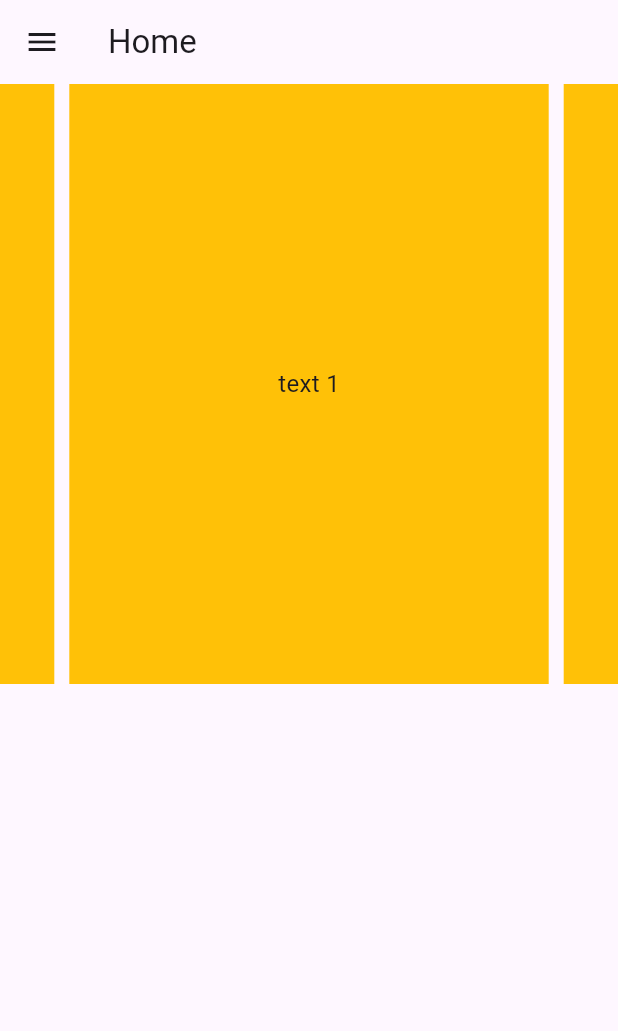
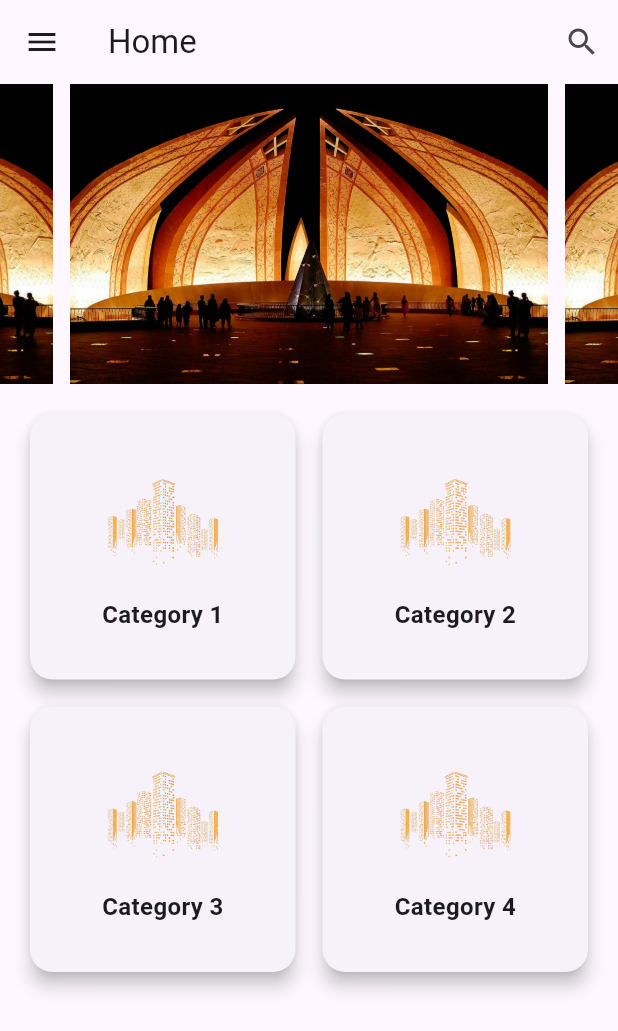
Before and after one commit to 22TalhaFaiz/CityGuide, a Flutter app: the screen it shows after launch, after a tap on "Continue as a Guest?", on a phone screen of 412 x 824 dp. Shown: the top 1031 px of the screen. Run offline on Flutter 3.47's test engine with Material 3 defaults, Android fonts, the phone set to English and light mode, and no system bars; drawn by our look-alikes of carousel_slider; network calls fail.

Commit message:
updates the code

```diff
--- a/work/lib/Home.dart
+++ b/work/lib/Home.dart
@@ -17,16 +17,19 @@ class _HomeState extends State<Home> {
     return Scaffold(
       appBar: AppBar(
         title: const Text('Home'),
+        actions: [
+          IconButton(onPressed: () {}, icon: const Icon(Icons.search)),
+        ],
       ),
       drawer: Drawer(
         child: Column(children: [
           UserAccountsDrawerHeader(
-            decoration: BoxDecoration(
+            decoration: const BoxDecoration(
                 gradient:
                     LinearGradient(colors: [Colors.orange, Colors.deepOrange])),
-            accountName: Text('Ibrahim'),
-            accountEmail: Text('ibo@gmail.com'),
-            currentAccountPicture: CircleAvatar(
+            accountName: const Text('Ibrahim'),
+            accountEmail: const Text('ibo@gmail.com'),
+            currentAccountPicture: const CircleAvatar(
               backgroundImage: NetworkImage(
                   'https://www.google.com/url?sa=i&url=https%3A%2F%2Fpngtree.com%2Ffreepng%2Fuser-profile-avatar_13369988.html&psig=AOvVaw1AIfT0EuW5eHQJygOuFA13&ust=1738389005155000&source=images&cd=vfe&opi=89978449&ved=0CBEQjRxqFwoTCJC2uuuhn4sDFQAAAAAdAAAAABAE'),
             ),
@@ -35,35 +38,37 @@ class _HomeState extends State<Home> {
             child: ListView(
               children: [
                 ListTile(
-                  leading: Icon(Icons.home),
-                  title: Text('Home'),
+                  leading: const Icon(Icons.home),
+                  title: const Text('Home'),
                   onTap: () {
                     Navigator.push(context,
-                        MaterialPageRoute(builder: (builder) => Home()));
+                        MaterialPageRoute(builder: (builder) => const Home()));
                   },
                 ),
                 ListTile(
-                  leading: Icon(Icons.person),
-                  title: Text('Login'),
+                  leading: const Icon(Icons.person),
+                  title: const Text('Login'),
                   onTap: () {
                     Navigator.push(context,
-                        MaterialPageRoute(builder: (builder) => login()));
+                        MaterialPageRoute(builder: (builder) => const login()));
                   },
                 ),
                 ListTile(
-                  leading: Icon(Icons.account_circle),
-                  title: Text('Signup'),
+                  leading: const Icon(Icons.account_circle),
+                  title: const Text('Signup'),
                   onTap: () {
-                    Navigator.push(context,
-                        MaterialPageRoute(builder: (builder) => signup()));
+                    Navigator.push(
+                        context,
+                        MaterialPageRoute(
+                            builder: (builder) => const signup()));
                   },
                 ),
                 ListTile(
-                  leading: Icon(Icons.login),
-                  title: Text('Logout'),
+                  leading: const Icon(Icons.login),
+                  title: const Text('Logout'),
                   onTap: () {
-                    Navigator.push(
-                        context, MaterialPageRoute(builder: (builder) => Lp()));
+                    Navigator.push(context,
+                        MaterialPageRoute(builder: (builder) => const Lp()));
                   },
                 ),
               ],
@@ -71,23 +76,24 @@ class _HomeState extends State<Home> {
           )
         ]),
       ),
-      // appBar:
-      //     AppBar(title: Text('Carousel Example')), // Add AppBar for better UI
-      body: CarouselSlider(
-        options: CarouselOptions(height: 400.0),
+      body: Column(
+        children: [
+          // CarouselSlider
+          CarouselSlider(
+            options: CarouselOptions(height: 200),
             items: [1, 2, 3, 4, 5].map((i) {
               return Builder(
                 builder: (BuildContext context) {
                   return Container(
                     width: MediaQuery.of(context).size.width,
-                margin: EdgeInsets.symmetric(horizontal: 5.0),
-                decoration: BoxDecoration(
-                  color: Colors.amber,
+                    margin: const EdgeInsets.symmetric(horizontal: 5.0),
+                    decoration: const BoxDecoration(
+                        // color: Colors.blueAccent, // Change the color here
                         ),
                     child: Center(
-                  child: Text(
-                    'text $i',
-                    style: TextStyle(fontSize: 16.0),
+                      child: Image.asset(
+                        'assets/images/islbg.jpg', // Replace with your images from assets
+                        fit: BoxFit.cover, // Adjust image scaling
                       ),
                     ),
                   );
@@ -95,6 +101,60 @@ class _HomeState extends State<Home> {
               );
             }).toList(),
           ),
+//Add Categories like Mountain and Sea and Malls nad Hospitals
+          // Categories Section
+          Padding(
+            padding: const EdgeInsets.all(16.0),
+            child: GridView.builder(
+              shrinkWrap: true, // Important for allowing scrolling in Column
+              physics:
+                  NeverScrollableScrollPhysics(), // Prevent nested scrolling
+              gridDelegate: const SliverGridDelegateWithFixedCrossAxisCount(
+                crossAxisCount: 2, // Number of columns
+                crossAxisSpacing: 10, // Horizontal space between cards
+                mainAxisSpacing: 10, // Vertical space between cards
+                childAspectRatio: 1.0, // Aspect ratio for each card
+              ),
+              itemCount: 4, // Number of categories
+              itemBuilder: (context, index) {
+                return Card(
+                  elevation: 5,
+                  shape: RoundedRectangleBorder(
+                    borderRadius: BorderRadius.circular(15),
+                  ),
+                  child: InkWell(
+                    onTap: () {
+                      // Handle category click (e.g., navigate to category page)
+                    },
+                    child: Column(
+                      mainAxisAlignment: MainAxisAlignment.center,
+                      crossAxisAlignment: CrossAxisAlignment.center,
+                      children: [
+                        // Category Image
+                        Image.asset(
+                          'assets/images/logoLP.png', // Replace with your category images
+                          height: 80,
+                          width: 80,
+                          fit: BoxFit.cover,
+                        ),
+                        const SizedBox(height: 10),
+                        // Category Name
+                        Text(
+                          'Category ${index + 1}', // Replace with category names
+                          style: const TextStyle(
+                            fontSize: 16,
+                            fontWeight: FontWeight.bold,
+                          ),
+                        ),
+                      ],
+                    ),
+                  ),
+                );
+              },
+            ),
+          ),
+        ],
+      ),
     );
   }
 }
--- a/work/lib/Lp.dart
+++ b/work/lib/Lp.dart
@@ -33,12 +33,14 @@ class _LpState extends State<Lp> {
                   .withOpacity(0.3), // Semi-transparent dark overlay
             ),
           ),
-          // Centered Content
-          Center(
+          // Scrollable Content
+          SingleChildScrollView(
+            child: Align(
+              alignment: Alignment.center, // Align content to the center
               child: Column(
                 mainAxisAlignment: MainAxisAlignment.center,
                 children: [
-                // Login Button
+                  // Logo Image
                   Image.asset(
                     'assets/images/logoLP.png',
                     width: 500,
@@ -62,7 +64,8 @@ class _LpState extends State<Lp> {
                         Navigator.push(
                           context,
                           MaterialPageRoute(
-                              builder: (context) => const login()),
+                            builder: (context) => const login(),
+                          ),
                         );
                       },
                       style: ElevatedButton.styleFrom(
@@ -90,7 +93,8 @@ class _LpState extends State<Lp> {
                             ),
                           ),
                         ],
-                      )),
+                      ),
+                    ),
                   ),
                   const SizedBox(height: 10), // Spacing between buttons
                   // Register Button
@@ -103,7 +107,8 @@ class _LpState extends State<Lp> {
                         Navigator.push(
                           context,
                           MaterialPageRoute(
-                              builder: (context) => const signup()),
+                            builder: (context) => const signup(),
+                          ),
                         );
                       },
                       style: ElevatedButton.styleFrom(
@@ -133,7 +138,8 @@ class _LpState extends State<Lp> {
                             ),
                           ),
                         ],
-                      )),
+                      ),
+                    ),
                   ),
                   const SizedBox(height: 10),
                   TextButton(
@@ -165,6 +171,7 @@ class _LpState extends State<Lp> {
                 ],
               ),
             ),
+          ),
         ],
       ),
     );
```
Also changed, not shown: work/pubspec.lock. Lines whose indentation alone changed are shown as unchanged.
